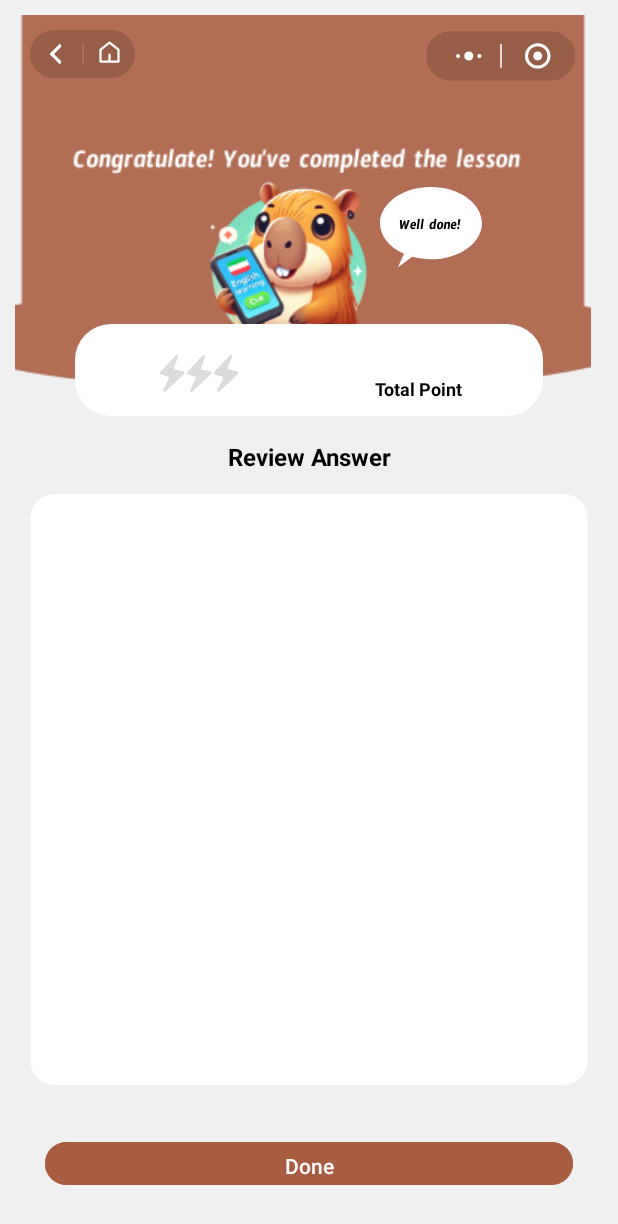
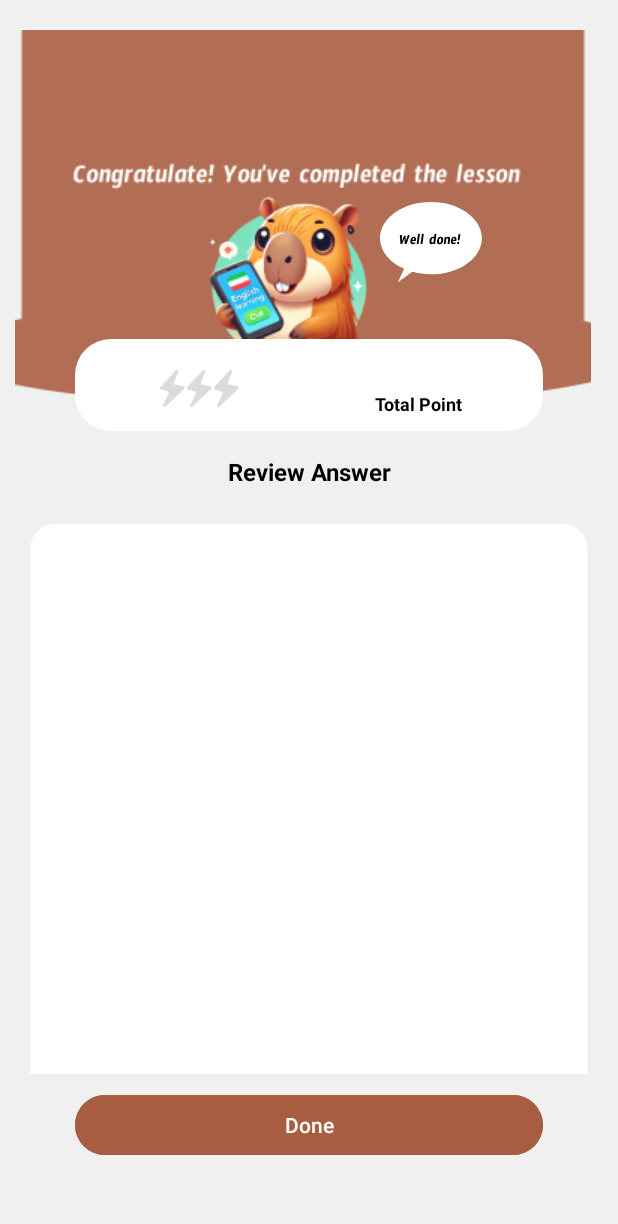
Before and after one commit to Trengmeri/AppTiengAnh, an Android app: the PointResultLessonActivity screen opened directly, with no data from a screen before it, on a phone screen of 412 x 824 dp. Shown: the top 1224 px of the screen. Run offline under Robolectric (Android 15) with nearby library versions, the phone set to English and light mode, and no system bars.

Commit message:
fix layout + chuyen questype

```diff
--- /dev/null
+++ b/app/src/main/res/drawable/bg_focused.xml
@@ -0,0 +1,6 @@
+<?xml version="1.0" encoding="utf-8"?>
+<shape xmlns:android="http://schemas.android.com/apk/res/android" android:shape="rectangle">
+    <solid android:color="#ECD29C"/>  <!-- Nền đen mờ 50% -->
+    <corners android:radius="8dp"/>  <!-- Bo tròn góc -->
+    <padding android:left="8dp" android:right="8dp" android:top="4dp" android:bottom="4dp"/>
+</shape>
--- a/app/src/main/res/layout/activity_point_result_lesson.xml
+++ b/app/src/main/res/layout/activity_point_result_lesson.xml
@@ -1,17 +1,23 @@
-
-<androidx.constraintlayout.widget.ConstraintLayout xmlns:android="http://schemas.android.com/apk/res/android"
+<androidx.constraintlayout.widget.ConstraintLayout
+    xmlns:android="http://schemas.android.com/apk/res/android"
     android:layout_width="match_parent"
     android:layout_height="match_parent"
+    xmlns:app="http://schemas.android.com/apk/res-auto"
     android:background="#F0F0F0"
     android:padding="10dp"
     xmlns:tools="http://schemas.android.com/tools"
     tools:context=".ui.PointResultLessonActivity">
 
     <LinearLayout
+        android:id="@+id/layoutPoint"
         android:layout_width="match_parent"
-        android:layout_height="match_parent"
+        android:layout_height="wrap_content"
         android:orientation="vertical"
-        tools:ignore="MissingConstraints">
+        android:layout_marginBottom="16dp"
+        android:layout_marginTop="10dp"
+        app:layout_constraintTop_toTopOf="parent"
+        app:layout_constraintStart_toStartOf="parent"
+        app:layout_constraintEnd_toEndOf="parent">
 
         <FrameLayout
             android:layout_width="wrap_content"
@@ -21,6 +27,7 @@
                 android:layout_width="wrap_content"
                 android:layout_height="wrap_content"
                 android:background="@drawable/congrattt" />
+
             <ImageView
                 android:layout_width="wrap_content"
                 android:layout_height="wrap_content"
@@ -28,20 +35,9 @@
                 android:layout_marginTop="@dimen/dp_16"
                 android:layout_marginStart="85dp"
                 android:background="@drawable/welldone" />
-            <ImageView
-                android:layout_width="wrap_content"
-                android:layout_height="wrap_content"
-                android:layout_gravity="end"
-                android:layout_margin="10dp"
-                android:background="@drawable/group_right" />
-            <ImageView
-                android:layout_width="wrap_content"
-                android:layout_height="wrap_content"
-                android:layout_gravity="start"
-                android:layout_margin="10dp"
-                android:background="@drawable/group_left" />
 
         </FrameLayout>
+
         <!-- Thời gian và điểm -->
         <LinearLayout
             android:layout_width="match_parent"
@@ -82,40 +78,6 @@
 
             </LinearLayout>
 
-            <!--&lt;!&ndash;          Cột 2: Thời gian&ndash;&gt;-->
-            <!--            <LinearLayout-->
-            <!--                android:layout_width="0dp"-->
-            <!--                android:layout_height="wrap_content"-->
-            <!--                android:layout_weight="1"-->
-            <!--                android:gravity="center">-->
-
-            <!--&lt;!&ndash;                <LinearLayout&ndash;&gt;-->
-            <!--&lt;!&ndash;                    android:layout_width="wrap_content"&ndash;&gt;-->
-            <!--&lt;!&ndash;                    android:layout_height="wrap_content"&ndash;&gt;-->
-            <!--&lt;!&ndash;                    android:orientation="vertical"&ndash;&gt;-->
-            <!--&lt;!&ndash;                    android:gravity="center">&ndash;&gt;-->
-
-            <!--&lt;!&ndash;                    <TextView&ndash;&gt;-->
-            <!--&lt;!&ndash;                        android:id="@+id/totalComp"&ndash;&gt;-->
-            <!--&lt;!&ndash;                        android:layout_width="wrap_content"&ndash;&gt;-->
-            <!--&lt;!&ndash;                        android:layout_height="wrap_content"&ndash;&gt;-->
-            <!--&lt;!&ndash;                        android:textSize="15sp"&ndash;&gt;-->
-            <!--&lt;!&ndash;                        android:textStyle="bold"&ndash;&gt;-->
-            <!--&lt;!&ndash;                        android:textColor="@color/black"&ndash;&gt;-->
-            <!--&lt;!&ndash;                        android:gravity="center"/>&ndash;&gt;-->
-
-            <!--&lt;!&ndash;                    <TextView&ndash;&gt;-->
-            <!--&lt;!&ndash;                        android:layout_width="wrap_content"&ndash;&gt;-->
-            <!--&lt;!&ndash;                        android:layout_height="wrap_content"&ndash;&gt;-->
-            <!--&lt;!&ndash;                        android:textSize="12sp"&ndash;&gt;-->
-            <!--&lt;!&ndash;                        android:textStyle="bold"&ndash;&gt;-->
-            <!--&lt;!&ndash;                        android:textColor="@color/black"&ndash;&gt;-->
-            <!--&lt;!&ndash;                        android:gravity="center"/>&ndash;&gt;-->
-            <!--&lt;!&ndash;                </LinearLayout>&ndash;&gt;-->
-
-
-            <!--            </LinearLayout>-->
-
             <!-- Cột 3: Điểm -->
             <LinearLayout
                 android:layout_width="0dp"
@@ -147,14 +109,13 @@
                         android:textSize="12sp"
                         android:textStyle="bold" />
                 </LinearLayout>
-
-
+            </LinearLayout>
         </LinearLayout>
     </LinearLayout>
 
-
-        <!-- Thống kê chi tiết -->
+    <!-- Review Answer -->
     <TextView
+        android:id="@+id/review"
         android:layout_width="match_parent"
         android:layout_height="wrap_content"
         android:paddingTop="16dp"
@@ -163,31 +124,51 @@
         android:textColor="@color/black"
         android:textSize="16sp"
         android:textStyle="bold"
-            android:gravity="center"/>
+        android:gravity="center"
+        app:layout_constraintTop_toBottomOf="@id/layoutPoint"
+        app:layout_constraintStart_toStartOf="parent"
+        app:layout_constraintEnd_toEndOf="parent"/>
 
+    <!-- Nội dung chi tiết cuộn được -->
     <androidx.core.widget.NestedScrollView
         android:layout_width="match_parent"
+        android:layout_height="0dp"
+        android:layout_marginTop="10dp"
+        android:layout_marginBottom="10dp"
+        app:layout_constraintTop_toBottomOf="@id/review"
+        app:layout_constraintBottom_toTopOf="@id/btnDone"
+        app:layout_constraintStart_toStartOf="parent"
+        app:layout_constraintEnd_toEndOf="parent">
+
+        <LinearLayout
+            android:layout_width="match_parent"
             android:layout_height="wrap_content"
-            android:background="@drawable/course_discuss">
+            android:orientation="vertical"
+            android:background="@drawable/course_discuss"
+            android:padding="16dp">
 
             <LinearLayout
                 android:id="@+id/questionsContainer"
                 android:layout_width="match_parent"
                 android:layout_height="wrap_content"
-                    android:orientation="vertical"
+                android:layout_marginStart="@dimen/dp_30"
                 android:layout_marginTop="30dp"
-                    android:layout_marginStart="@dimen/dp_30"
-                    android:layout_marginEnd="@dimen/dp_30"/>
+                android:layout_marginEnd="@dimen/dp_30"
+                android:orientation="vertical" />
 
+        </LinearLayout>
     </androidx.core.widget.NestedScrollView>
 
+    <!-- Nút Done cố định dưới màn hình -->
     <Button
         android:id="@+id/btnDone"
         android:layout_width="match_parent"
         android:layout_height="wrap_content"
-                android:layout_margin="20dp"
+        android:layout_margin="40dp"
         android:backgroundTint="@color/btncolor"
         android:text="Done"
-                android:textColor="@color/white" />
-    </LinearLayout>
+        android:textColor="@color/white"
+        app:layout_constraintBottom_toBottomOf="parent"
+        app:layout_constraintEnd_toEndOf="parent"
+        app:layout_constraintStart_toStartOf="parent" />
 </androidx.constraintlayout.widget.ConstraintLayout>
```
Also changed, not shown: app/src/main/java/com/example/test/NevigateQuestion.java (+7 -5 lines), app/src/main/java/com/example/test/api/QuestionManager.java (+38 -0 lines), app/src/main/java/com/example/test/api/ResultManager.java (+2 -0 lines), app/src/main/java/com/example/test/response/ApiResponseAnswer.java (added, +52 -0 lines), app/src/main/java/com/example/test/ui/GrammarPick1QuestionActivity.java (+7 -5 lines), app/src/main/java/com/example/test/ui/GrammarPickManyActivity.java (+6 -4 lines), app/src/main/java/com/example/test/ui/PointResultLessonActivity.java (+8 -0 lines), app/src/main/java/com/example/test/ui/ScheduleActivity.java (+39 -74 lines), app/src/main/java/com/example/test/ui/home/HomeFragment.java (+5 -3 lines), app/src/main/res/layout/activity_schedule.xml (+6 -1 lines), app/src/main/res/layout/fragment_home.xml (+9 -0 lines). Lines whose indentation alone changed are shown as unchanged.
